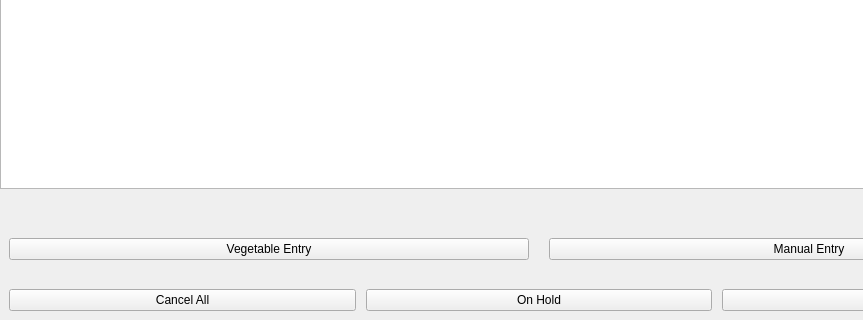
First picture: the form in Project/ui/sales_frame.ui, repository Selvam-T/POS, before the edit; both pictures show x 0 to 863 and y 425 to 745 of the 1078 by 745 pixel window.
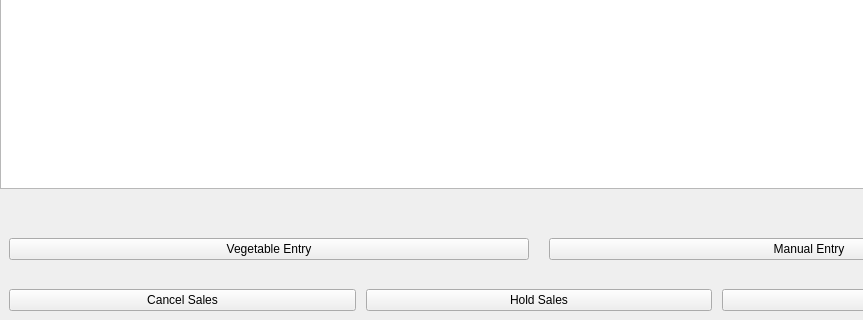
Second picture: the form after the edit.

Commit message: implement global MAX_TABLE_ROWS enforcement across all sales entry points

What changed in the file:
```diff
--- a/Project/ui/sales_frame.ui
+++ b/Project/ui/sales_frame.ui
@@ -186,14 +186,14 @@
       <item>
        <widget class="QPushButton" name="cancelsaleBtn">
         <property name="text">
-         <string>Cancel All</string>
+         <string>Cancel Sales</string>
         </property>
        </widget>
       </item>
       <item>
        <widget class="QPushButton" name="onholdBtn">
         <property name="text">
-         <string>On Hold</string>
+         <string>Hold Sales</string>
         </property>
        </widget>
       </item>
```
The commit also changes 16 other files.
